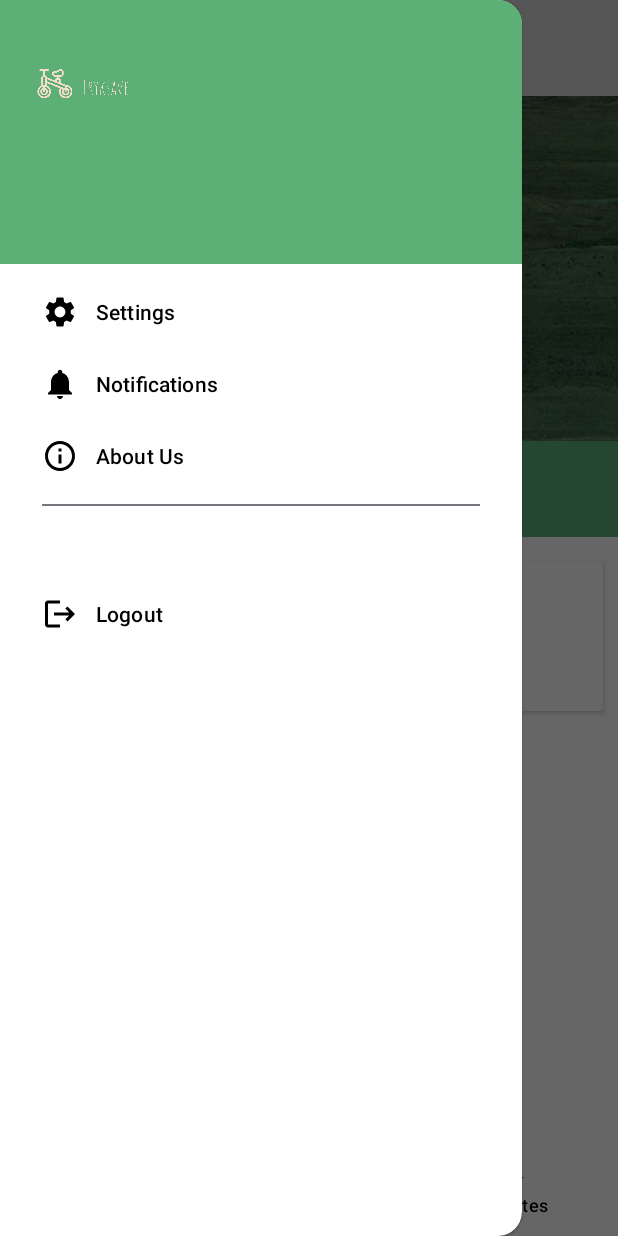
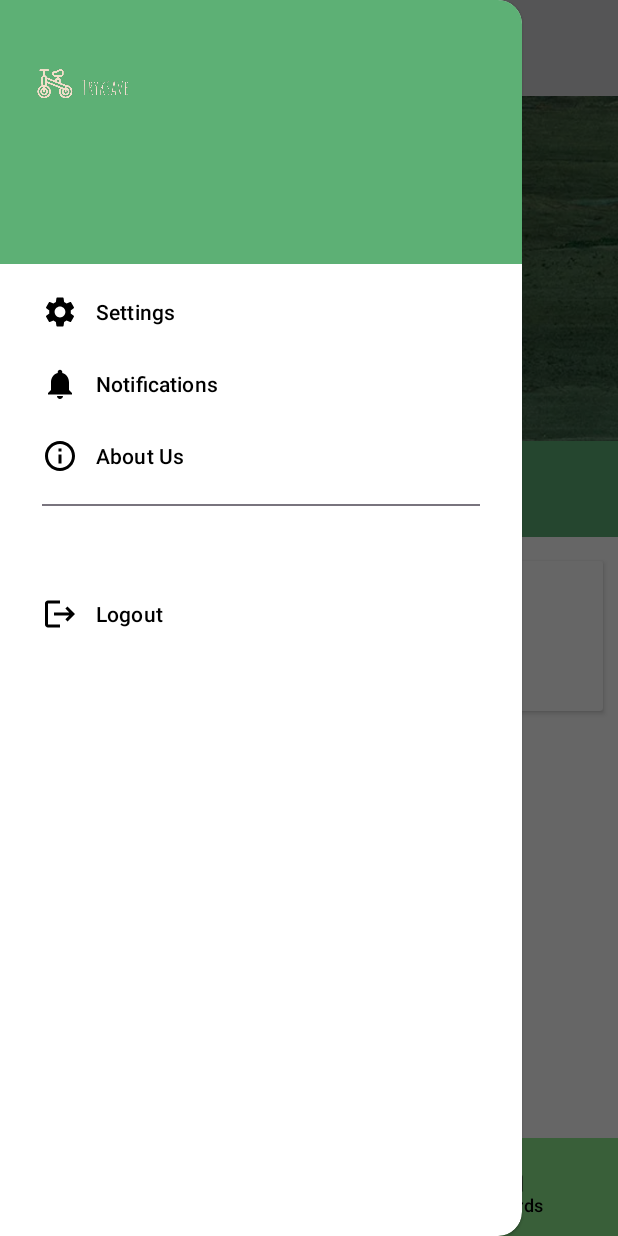
Before and after one commit to bnetpineda/Tryksave, an Android app: the screen it shows after launch once a user with an empty profile is signed in (MainActivity), with the side drawer open, on a phone screen of 412 x 824 dp. Run offline under Robolectric (Android 15) with nearby library versions, the phone set to English and light mode, and no system bars; our stand-ins replace Firebase (no records; nobody signed in at launch, a user with empty details on screens opened directly).

Commit message:
UPDATED(7)!

```diff
--- a/app/src/main/res/drawable/bottom_nav_icon_color.xml
+++ b/app/src/main/res/drawable/bottom_nav_icon_color.xml
@@ -1,7 +1,7 @@
 <?xml version="1.0" encoding="utf-8"?>
 <selector xmlns:android="http://schemas.android.com/apk/res/android">
     <!-- Selected state -->
-    <item android:color="@color/green" android:state_checked="true" />
+    <item android:color="@color/quantum_googgreen" android:state_checked="true" />
     <!-- Default color -->
     <item android:color="@color/black" android:state_checked="false" />
 </selector>
--- a/app/src/main/res/drawable/importantbuttonwhite.xml
+++ b/app/src/main/res/drawable/importantbuttonwhite.xml
@@ -1,5 +1,5 @@
 <shape xmlns:android="http://schemas.android.com/apk/res/android"
     android:shape="rectangle">
     <corners android:radius="150dp"/>
-    <solid android:color="@color/green" />
+    <solid android:color="@color/white" />
 </shape>
--- /dev/null
+++ b/app/src/main/res/drawable/records_icon.xml
@@ -0,0 +1,5 @@
+<vector xmlns:android="http://schemas.android.com/apk/res/android" android:autoMirrored="true" android:height="24dp" android:tint="#000000" android:viewportHeight="24" android:viewportWidth="24" android:width="24dp">
+
+    <path android:fillColor="@android:color/white" android:pathData="M20.41,8.41l-4.83,-4.83C15.21,3.21 14.7,3 14.17,3H5C3.9,3 3,3.9 3,5v14c0,1.1 0.9,2 2,2h14c1.1,0 2,-0.9 2,-2V9.83C21,9.3 20.79,8.79 20.41,8.41zM7,7h7v2H7V7zM17,17H7v-2h10V17zM17,13H7v-2h10V13z"/>
+
+</vector>
--- /dev/null
+++ b/app/src/main/res/drawable/records_info_layout.xml
@@ -0,0 +1,4 @@
+<?xml version="1.0" encoding="utf-8"?>
+<shape xmlns:android="http://schemas.android.com/apk/res/android">
+
+</shape>
--- a/app/src/main/res/layout/activity_main.xml
+++ b/app/src/main/res/layout/activity_main.xml
@@ -44,7 +44,7 @@
                 app:fabCradleMargin="10dp"
                 app:fabCradleRoundedCornerRadius="75dp"
                 android:layout_gravity="bottom"
-                android:backgroundTint="@color/white"
+                android:backgroundTint="#90EE90"
                 app:fabAlignmentMode="center">
 
                 <com.google.android.material.bottomnavigation.BottomNavigationView
--- a/app/src/main/res/layout/fragment_app.xml
+++ b/app/src/main/res/layout/fragment_app.xml
@@ -65,7 +65,7 @@
         android:layout_marginStart="15dp"
         android:layout_marginTop="270dp"
         android:layout_marginEnd="15dp"
-        android:background="@drawable/importantbuttonwhite"
+        android:background="@drawable/importantbutton"
         android:fontFamily="@font/clashgroteskregular"
         android:text="Compute"
         android:textColor="@color/white"
--- a/app/src/main/res/layout/fragment_records.xml
+++ b/app/src/main/res/layout/fragment_records.xml
@@ -1,6 +1,7 @@
 <LinearLayout xmlns:android="http://schemas.android.com/apk/res/android"
     android:layout_width="match_parent"
     android:layout_height="match_parent"
+    android:background="@color/white"
     android:orientation="vertical">
 
     <androidx.recyclerview.widget.RecyclerView
--- a/app/src/main/res/layout/item_travel_info.xml
+++ b/app/src/main/res/layout/item_travel_info.xml
@@ -13,6 +13,7 @@
 
         <TextView
             android:id="@+id/textView6"
+            android:textColor="@color/quantum_googgreen"
             android:layout_width="wrap_content"
             android:layout_height="wrap_content"
             android:text="Duration"
@@ -21,6 +22,7 @@
 
         <TextView
             android:id="@+id/duration_text"
+            android:textColor="@color/quantum_googred"
             android:layout_width="wrap_content"
             android:layout_height="wrap_content"
             android:layout_marginStart="10dp"
@@ -35,6 +37,7 @@
 
         <TextView
             android:id="@+id/distance_text"
+            android:textColor="@color/quantum_googred"
             android:layout_width="wrap_content"
             android:layout_height="wrap_content"
             android:layout_marginStart="10dp"
@@ -44,6 +47,7 @@
 
         <TextView
             android:id="@+id/textView4"
+            android:textColor="@color/quantum_googgreen"
             android:layout_width="wrap_content"
             android:layout_height="wrap_content"
             android:text="Distance"
@@ -60,6 +64,7 @@
 
         <TextView
             android:id="@+id/textView5"
+            android:textColor="@color/quantum_googgreen"
             android:layout_width="wrap_content"
             android:layout_height="wrap_content"
             android:text="Estimated Fare Price"
@@ -68,6 +73,7 @@
 
         <TextView
             android:id="@+id/estimated_fare_price"
+            android:textColor="@color/quantum_googred"
             android:layout_width="wrap_content"
             android:layout_height="wrap_content"
             android:layout_marginStart="10dp"
--- a/app/src/main/res/menu/bottom_navigation_menu.xml
+++ b/app/src/main/res/menu/bottom_navigation_menu.xml
@@ -12,7 +12,7 @@
 
     <item
         android:id="@+id/fave"
-        android:title="@string/favorites"
-        android:icon="@drawable/favorites_icon"/>
+        android:title="@string/records"
+        android:icon="@drawable/records_icon"/>
 
 </menu>
--- a/app/src/main/res/values/strings.xml
+++ b/app/src/main/res/values/strings.xml
@@ -24,4 +24,5 @@
     <string name="notifications">Notifications</string>
     <string name="fab_description">Search Destination</string>
     <string name="dashboard">Dashboard</string>
+    <string name="records">Records</string>
 </resources>
```
